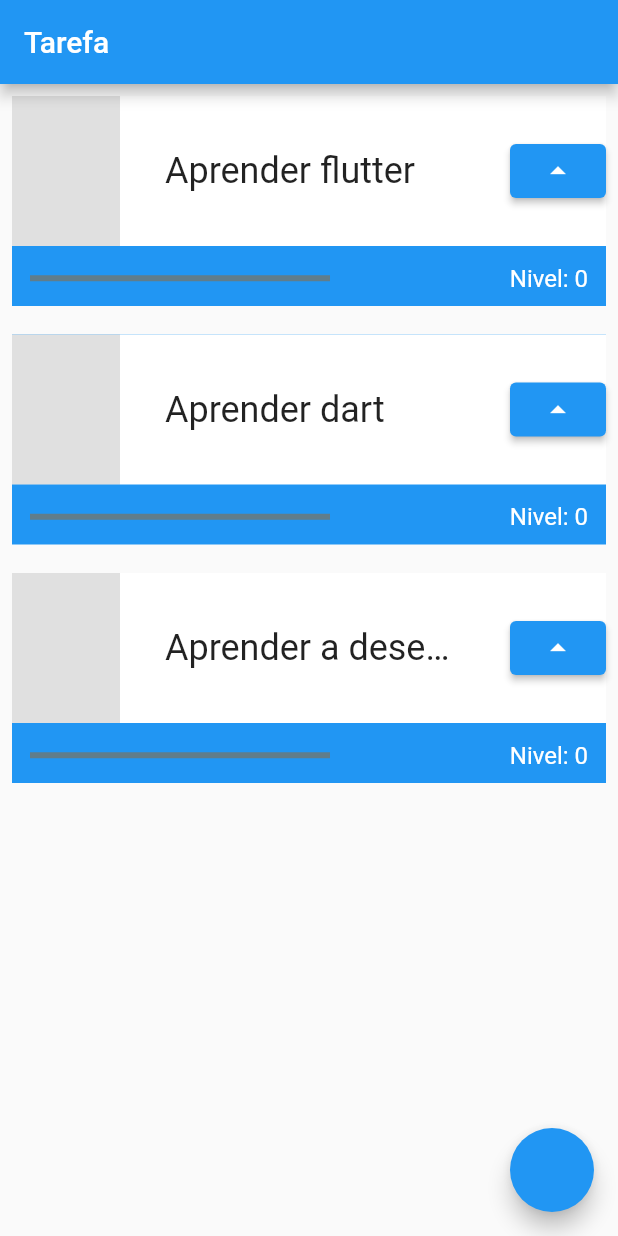
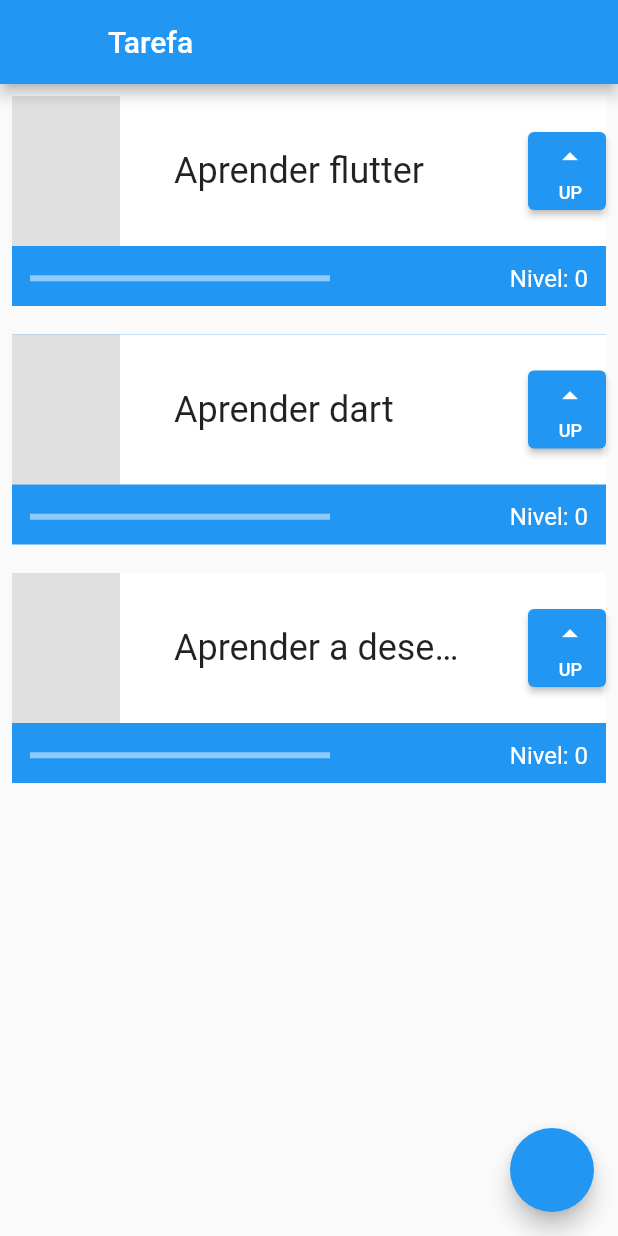
Before and after one commit to RafaelSouza-13/lista-de-tarefas, a Flutter app: the screen it shows after launch, on a phone screen of 412 x 824 dp. Run offline on Flutter 3.47's test engine with Material 2 defaults, Android fonts, the phone set to English and light mode, and no system bars.

Commit message:
Modelando o botão de up

```diff
--- a/lib/main.dart
+++ b/lib/main.dart
@@ -16,6 +16,7 @@ class MyApp extends StatelessWidget {
       ),
       home: Scaffold(
         appBar: AppBar(
+          leading: Container(),
           title: const Text(
             'Tarefa',
           ),
@@ -81,15 +82,31 @@ class _TaskState extends State<Task> {
                           overflow: TextOverflow.ellipsis,
                         ),
                       ),
-                      ElevatedButton(
+                      Container(
+                        height: 52,
+                        width: 52,
+                        child: ElevatedButton(
                             onPressed: () {
                               setState(() {
                                 nivel++;
                               });
                             },
-                          child: Icon(
+                            child: Column(
+                              mainAxisAlignment: MainAxisAlignment.spaceEvenly,
+                              crossAxisAlignment: CrossAxisAlignment.end,
+                              children: const [
+                                Icon(
                                   Icons.arrow_drop_up,
-                          ))
+                                ),
+                                Text(
+                                  "UP",
+                                  style: TextStyle(
+                                    fontSize: 12,
+                                  ),
+                                ),
+                              ],
+                            )),
+                      )
                     ],
                   ),
                 ),
@@ -102,7 +119,7 @@ class _TaskState extends State<Task> {
                         width: 200,
                         child: LinearProgressIndicator(
                           color: Colors.white,
-                          backgroundColor: Colors.blueGrey,
+                          backgroundColor: Colors.blue[200],
                           value: nivel / 10,
                         ),
                       ),
```
Lines whose indentation alone changed are shown as unchanged.
